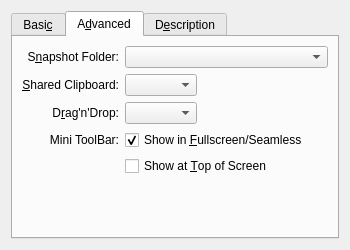
jljuxgm/vboxgit, file vbox/src/VBox/Frontends/VirtualBox/src/settings/machine/UIMachineSettingsGeneral.ui: the form before one commit.
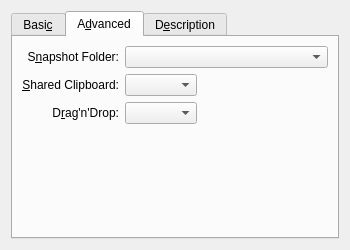
The form after the commit. The open tabs and pages were chosen to show the change. Custom widgets are drawn as their Qt base class.

```diff
--- a/vbox/src/VBox/Frontends/VirtualBox/src/settings/machine/UIMachineSettingsGeneral.ui
+++ b/vbox/src/VBox/Frontends/VirtualBox/src/settings/machine/UIMachineSettingsGeneral.ui
@@ -169,54 +169,6 @@
             </property>
            </spacer>
           </item>
-          <item row="3" column="0" >
-           <widget class="QLabel" name="mLbToolBar" >
-            <property name="text" >
-             <string>Mini ToolBar:</string>
-            </property>
-            <property name="alignment" >
-             <set>Qt::AlignRight|Qt::AlignTrailing|Qt::AlignVCenter</set>
-            </property>
-           </widget>
-          </item>
-          <item row="3" column="1" >
-           <widget class="QCheckBox" name="mCbShowToolBar" >
-            <property name="sizePolicy" >
-             <sizepolicy vsizetype="Fixed" hsizetype="MinimumExpanding" >
-              <horstretch>0</horstretch>
-              <verstretch>0</verstretch>
-             </sizepolicy>
-            </property>
-            <property name="whatsThis" >
-             <string>If checked, show the Mini ToolBar in Fullscreen and Seamless modes.</string>
-            </property>
-            <property name="text" >
-             <string>Show in &amp;Fullscreen/Seamless</string>
-            </property>
-            <property name="checked" >
-             <bool>true</bool>
-            </property>
-           </widget>
-          </item>
-          <item row="4" column="1" >
-           <widget class="QCheckBox" name="mCbToolBarAlignment" >
-            <property name="sizePolicy" >
-             <sizepolicy vsizetype="Fixed" hsizetype="MinimumExpanding" >
-              <horstretch>0</horstretch>
-              <verstretch>0</verstretch>
-             </sizepolicy>
-            </property>
-            <property name="whatsThis" >
-             <string>If checked, show the Mini ToolBar at the top of the screen, rather than in its default position at the bottom of the screen.</string>
-            </property>
-            <property name="text" >
-             <string>Show at &amp;Top of Screen</string>
-            </property>
-            <property name="checked" >
-             <bool>false</bool>
-            </property>
-           </widget>
-          </item>
          </layout>
         </widget>
        </item>
```
Left out of the diff: 19 changed lines with no effect on the pictures.
